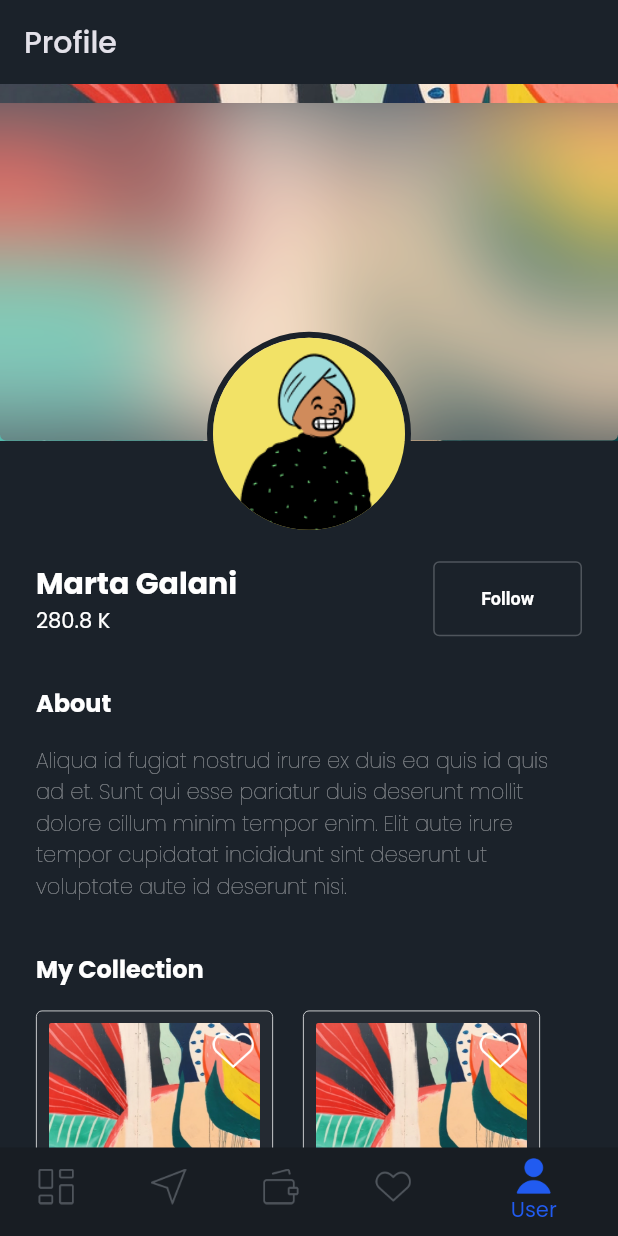
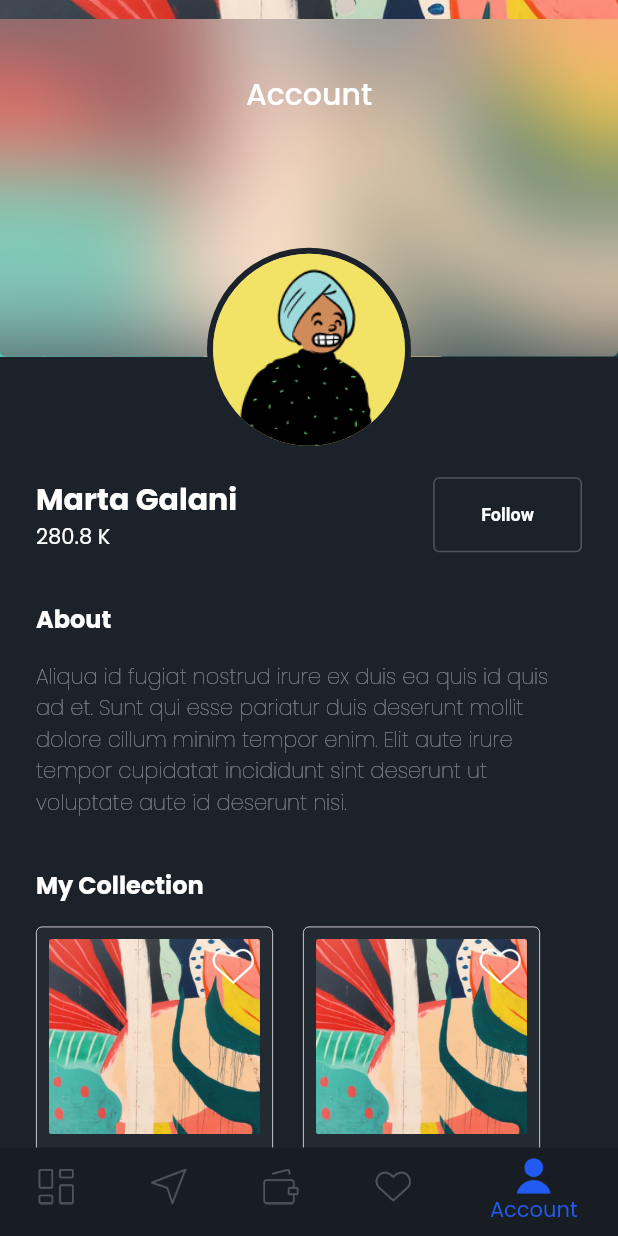
Before and after one commit to marta-werdaya/artsy_nft_marketplace, a Flutter app: the CustomNavigationBar screen opened directly, item 5 of the bottom bar chosen, on a phone screen of 412 x 824 dp. Run offline on Flutter 3.47's test engine with Material 2 defaults, Android fonts, the phone set to English and light mode, and no system bars; our stand-ins replace google_fonts.

Commit message:
add onboarding page, fix profile, detail NFT and custom navigation bar

```diff
--- a/lib/constant/image_path.dart
+++ b/lib/constant/image_path.dart
@@ -1,4 +1,5 @@
 class ImagePath {
   static const nft1 = 'assets/images/nft1_artsy.png';
   static const avatar1 = 'assets/images/peep_5.png';
+  static const onBoarding = 'assets/images/onboarding_image.png';
 }
--- a/lib/main.dart
+++ b/lib/main.dart
@@ -1,4 +1,4 @@
-import 'package:artsy_nft_marketplace/pages/navigation_bar.dart';
+import 'package:artsy_nft_marketplace/pages/onboarding.dart';
 import 'package:artsy_nft_marketplace/theme/theme_button.dart';
 import 'package:artsy_nft_marketplace/theme/theme_color.dart';
 import 'package:artsy_nft_marketplace/theme/theme_color_schema.dart';
@@ -31,7 +31,7 @@ class MyApp extends StatelessWidget {
           shadowColor: ThemeColor.transparent,
         ),
       ),
-      home: CustomNavigationBar(),
+      home: OnBoarding(),
     );
   }
 }
--- a/lib/pages/navigation_bar.dart
+++ b/lib/pages/custom_navigation_bar.dart
@@ -86,7 +86,7 @@ class _CustomNavigationBarState extends State<CustomNavigationBar> {
             activeIcon: IconDisplay(
               path: IconPath.active_user,
             ),
-            label: 'User',
+            label: 'Account',
             backgroundColor: ThemeColor.primary_darker,
           ),
         ],
--- a/lib/pages/detail_nft.dart
+++ b/lib/pages/detail_nft.dart
@@ -35,7 +35,8 @@ class DetailNFT extends StatelessWidget {
             Padding(
               padding: EdgeInsets.symmetric(horizontal: AppSizes.p24),
               child: Text(
-                  'Amet minim mollit nAmet minim mollit non deserunt ullamco est sit aliqua dolor do amet sint. Velit officia consequat duis enim velit mollit. Exercitation veniam consequat Amet minim mollit nAmet minim mollit non deserunt ullamco est sit aliqua dolor do amet sint. '),
+                'Amet minim mollit nAmet minim mollit non deserunt ullamco est sit aliqua dolor do amet sint. Velit officia consequat duis enim velit mollit. Exercitation veniam consequat Amet minim mollit nAmet minim mollit non deserunt ullamco est sit aliqua dolor do amet sint. ',
+              ),
             ),
             Container(
               width: double.infinity,
--- a/lib/pages/profile_page.dart
+++ b/lib/pages/profile_page.dart
@@ -12,13 +12,10 @@ class ProfilePage extends StatelessWidget {
   @override
   Widget build(BuildContext context) {
     return Scaffold(
-      extendBodyBehindAppBar: true,
-      body: NestedScrollView(
-        headerSliverBuilder: (context, innerBoxIsScrolled) => [
-          SliverAppBar(
-            title: Text('Profile'),
-          )
-        ],
+      // extendBodyBehindAppBar: true,
+      // appBar: AppBar(
+      //   title: Text('Account'),
+      // ),
       body: SingleChildScrollView(
         child: Column(
           children: [
@@ -53,6 +50,14 @@ class ProfilePage extends StatelessWidget {
                     ),
                   ),
                 ),
+
+                Positioned(
+                  top: AppSizes.p48,
+                  child: Text(
+                    'Account',
+                    style: Theme.of(context).textTheme.titleLarge,
+                  ),
+                )
               ],
             ),
             AppSizes.gapH80,
@@ -118,7 +123,6 @@ class ProfilePage extends StatelessWidget {
           ],
         ),
       ),
-      ),
     );
   }
 }
```
Also changed, not shown: lib/pages/onboarding.dart (+66 -1 lines), assets/images/onboarding_image.png (added). Lines whose indentation alone changed are shown as unchanged.
